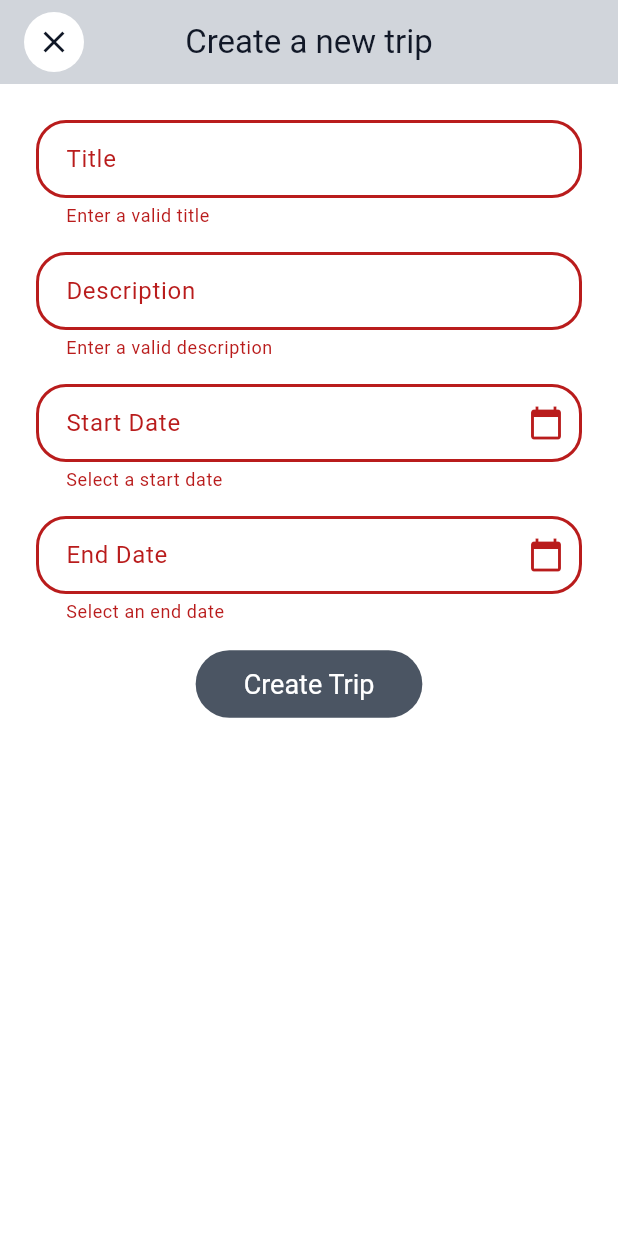
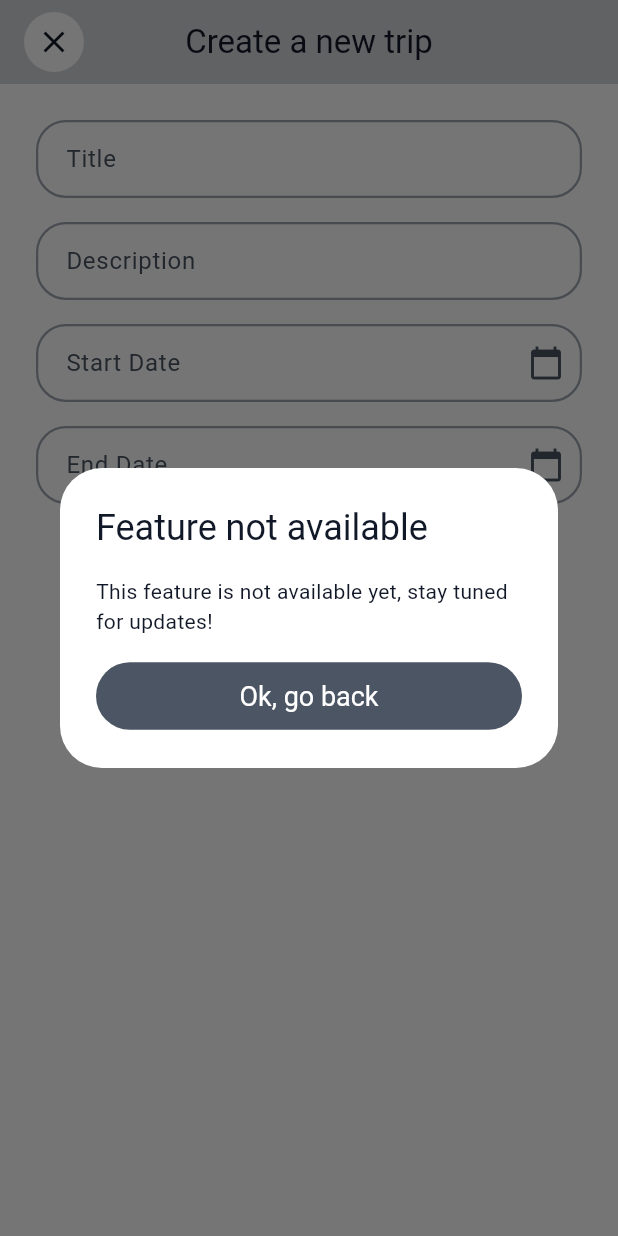
Before and after one commit to STlarner/map-interest-points, a Flutter app: the CreateTripScreen screen opened by its route, after a tap on "Create Trip", on a phone screen of 412 x 824 dp. Run offline on Flutter 3.47's test engine with Material 3 defaults, Android fonts, the phone set to English and light mode, and no system bars; our stand-ins replace cloud_firestore, firebase_auth, firebase_core, firebase_storage, flutter_animate, flutter_map and 5 more; accounts and stored records are empty.

Commit message:
main: todo feature popup and minor tweak

```diff
--- a/packages/app/lib/ui/images/app_images.dart
+++ b/packages/app/lib/ui/images/app_images.dart
@@ -1,3 +1,4 @@
 class AppImages {
-  static const String tokyoSigns = "assets/images/backgrounds/tokyo_signs.jpg";
+  static const String markerLogin =
+      "assets/images/backgrounds/marker_login.png";
 }
--- a/packages/app/lib/ui/screens/create_trip_screen/create_trip_screen.dart
+++ b/packages/app/lib/ui/screens/create_trip_screen/create_trip_screen.dart
@@ -2,6 +2,7 @@ import "package:core/core.dart";
 import "package:flutter/material.dart";
 
 import "../../widgets/appbar_circle_button.dart";
+import "../../widgets/todo_feature_alert_dialog.dart";
 
 class CreateTripScreen extends StatefulWidget {
   const CreateTripScreen({super.key});
@@ -22,7 +23,9 @@ class _CreateTripScreenState extends State<CreateTripScreen> {
 
   @override
   Widget build(BuildContext context) {
-    return Scaffold(
+    return Hero(
+      tag: "bottom-bar-center-button",
+      child: Scaffold(
         appBar: AppBar(
           title: const Text("Create a new trip"),
           leading: AppBarCircleButton(
@@ -104,13 +107,18 @@ class _CreateTripScreenState extends State<CreateTripScreen> {
                   ),
                   FilledButton(
                     onPressed: () {
-                    if (formKey.currentState?.validate() == true) {
-                      // Handle form submission
-                    }
+                      showDialog<void>(
+                        context: context,
+                        builder: (context) {
+                          return const TodoFeatureAlertDialog();
+                        },
+                      );
+                      //if (formKey.currentState?.validate() ?? false) {}
                     },
                     child: const Text("Create Trip"),
                   ),
                 ],
+              ),
             ),
           ),
         ),
--- /dev/null
+++ b/packages/app/lib/ui/widgets/todo_feature_alert_dialog.dart
@@ -0,0 +1,30 @@
+import "package:flutter/material.dart";
+
+class TodoFeatureAlertDialog extends StatelessWidget {
+  const TodoFeatureAlertDialog({super.key});
+
+  @override
+  Widget build(BuildContext context) {
+    return AlertDialog(
+      title: const Text("Feature not available"),
+      content: Column(
+        mainAxisSize: MainAxisSize.min,
+        spacing: 16,
+        children: [
+          const Text(
+            "This feature is not available yet, stay tuned for updates!",
+          ),
+          SizedBox(
+            width: double.infinity,
+            child: FilledButton(
+              onPressed: () {
+                Navigator.of(context).pop();
+              },
+              child: const Text("Ok, go back"),
+            ),
+          ),
+        ],
+      ),
+    );
+  }
+}
```
Also changed, not shown: packages/app/lib/ui/screens/home_screen/home_screen.dart (+38 -3 lines), packages/app/lib/ui/screens/login_screen/login_screen.dart (+26 -12 lines), packages/app/assets/images/backgrounds/marker_login.png (added), packages/app/assets/images/backgrounds/tokyo_signs.jpg (deleted). Lines whose indentation alone changed are shown as unchanged.
